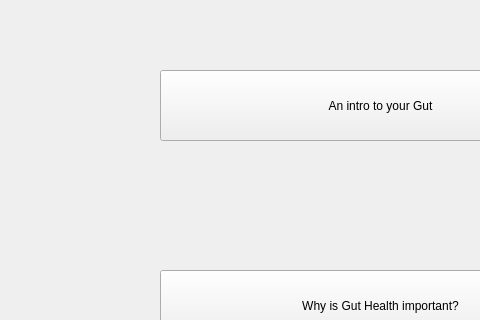
Qt form A8EduApp/teachingwidget.ui (University-of-Utah-CS3505/a9-edu-app-f24-00Calvin00) before a commit; both pictures show x 0 to 480 and y 0 to 320 of the 768 by 617 pixel window.
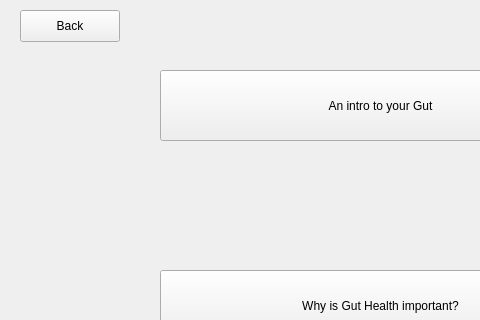
The same form after that commit.

Commit message: Added back to start widget buttons

What changed in the file:
```diff
--- a/A8EduApp/teachingwidget.ui
+++ b/A8EduApp/teachingwidget.ui
@@ -52,6 +52,19 @@
     <string>How to keep your gut healthy</string>
    </property>
   </widget>
+  <widget class="QPushButton" name="backToStartButton">
+   <property name="geometry">
+    <rect>
+     <x>20</x>
+     <y>10</y>
+     <width>100</width>
+     <height>32</height>
+    </rect>
+   </property>
+   <property name="text">
+    <string>Back</string>
+   </property>
+  </widget>
  </widget>
  <resources/>
  <connections/>
```
The commit also changes 10 other files.
